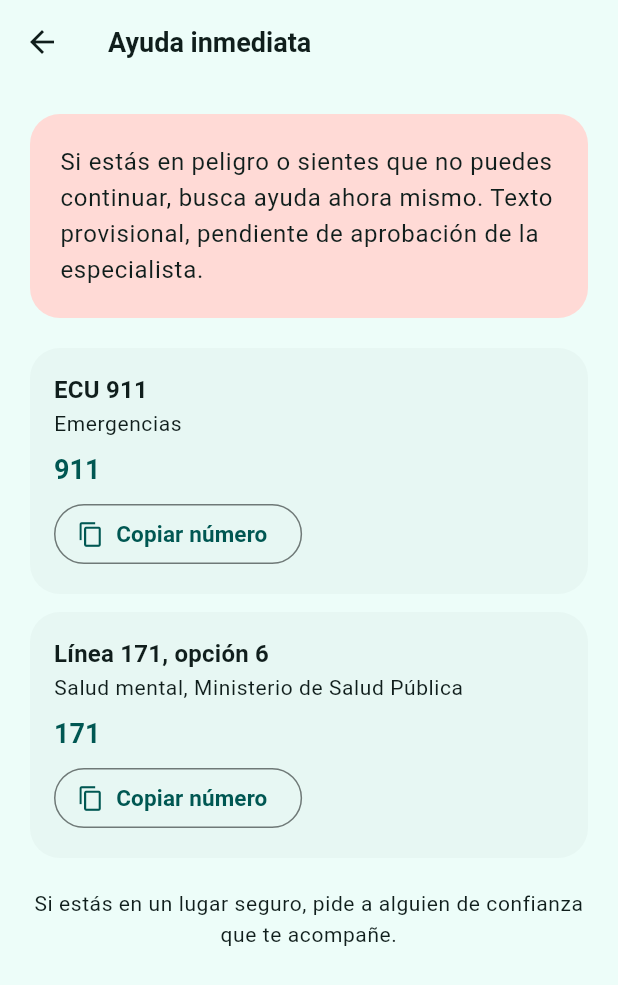
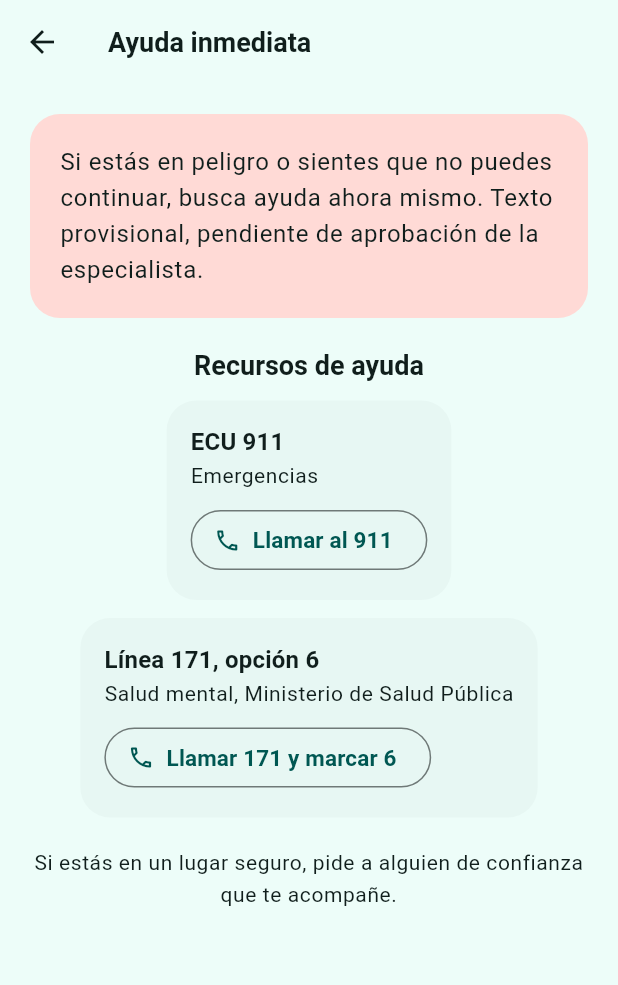
Before and after one commit to Mabe-Zapata/Holo-Frontend, a Flutter app: the CrisisScreen screen opened by its route, on a phone screen of 412 x 824 dp. Shown: the top 985 px of the screen. Run offline on Flutter 3.47's test engine with Material 3 defaults, Android fonts, the phone set to English and light mode, and no system bars; our stand-ins replace material_ui, shared_preferences; accounts and stored records are empty.

Commit message:
feat(crisis): reutilizar recursos de ayuda en la pantalla de crisis
Historia: HU-15

```diff
--- a/lib/features/crisis/crisis_screen.dart
+++ b/lib/features/crisis/crisis_screen.dart
@@ -1,7 +1,7 @@
-import 'package:flutter/services.dart';
 import 'package:material_ui/material_ui.dart';
 
 import '../../core/tema.dart';
+import 'recursos_ayuda.dart';
 
 /// Un recurso de ayuda tal como lo devuelve `POST /chat` (campo `recursos`).
 class RecursoAyuda {
@@ -59,7 +59,8 @@ class DatosCrisis {
 /// Pantalla de crisis (HU-15, RF-24).
 ///
 /// Recibe los datos como argumento de la ruta. Sin argumento (botón SOS) usa
-/// los de respaldo. No ofrece técnicas ni sugerencias.
+/// los de respaldo. Los recursos usan RecursosAyuda (FE-07) para poder llamar.
+/// No ofrece técnicas, sugerencias ni campo de escritura.
 class CrisisScreen extends StatelessWidget {
   const CrisisScreen({super.key});
 
@@ -86,8 +87,7 @@ class CrisisScreen extends StatelessWidget {
             ),
           ),
           const SizedBox(height: 20),
-          for (final recurso in datos.recursos)
-            _TarjetaRecurso(recurso: recurso),
+          RecursosAyuda(recursos: datos.recursos),
           const SizedBox(height: 8),
           Text(
             'Si estás en un lugar seguro, pide a alguien de confianza que te acompañe.',
@@ -99,49 +99,3 @@ class CrisisScreen extends StatelessWidget {
     );
   }
 }
-
-class _TarjetaRecurso extends StatelessWidget {
-  const _TarjetaRecurso({required this.recurso});
-
-  final RecursoAyuda recurso;
-
-  Future<void> _copiar(BuildContext context) async {
-    await Clipboard.setData(ClipboardData(text: recurso.telefono));
-    if (context.mounted) {
-      ScaffoldMessenger.of(context).showSnackBar(
-        const SnackBar(content: Text('Número copiado')),
-      );
-    }
-  }
-
-  @override
-  Widget build(BuildContext context) {
-    final tema = Theme.of(context);
-    return Container(
-      margin: const EdgeInsets.only(bottom: 12),
-      padding: const EdgeInsets.all(16),
-      decoration: BoxDecoration(
-        color: tema.colorScheme.surfaceContainerLow,
-        borderRadius: BorderRadius.circular(20),
-      ),
-      child: Column(
-        crossAxisAlignment: CrossAxisAlignment.start,
-        children: [
-          Text(recurso.nombre, style: tema.textTheme.titleMedium),
-          Text(recurso.descripcion, style: tema.textTheme.bodySmall),
-          const SizedBox(height: 8),
-          SelectableText(
-            recurso.telefono,
-            style: tema.textTheme.titleLarge?.copyWith(color: HoloTema.marca),
-          ),
-          const SizedBox(height: 8),
-          OutlinedButton.icon(
-            onPressed: () => _copiar(context),
-            icon: const Icon(Icons.copy_outlined),
-            label: const Text('Copiar número'),
-          ),
-        ],
-      ),
-    );
-  }
-}
```
Also changed, not shown: 1 other file.
